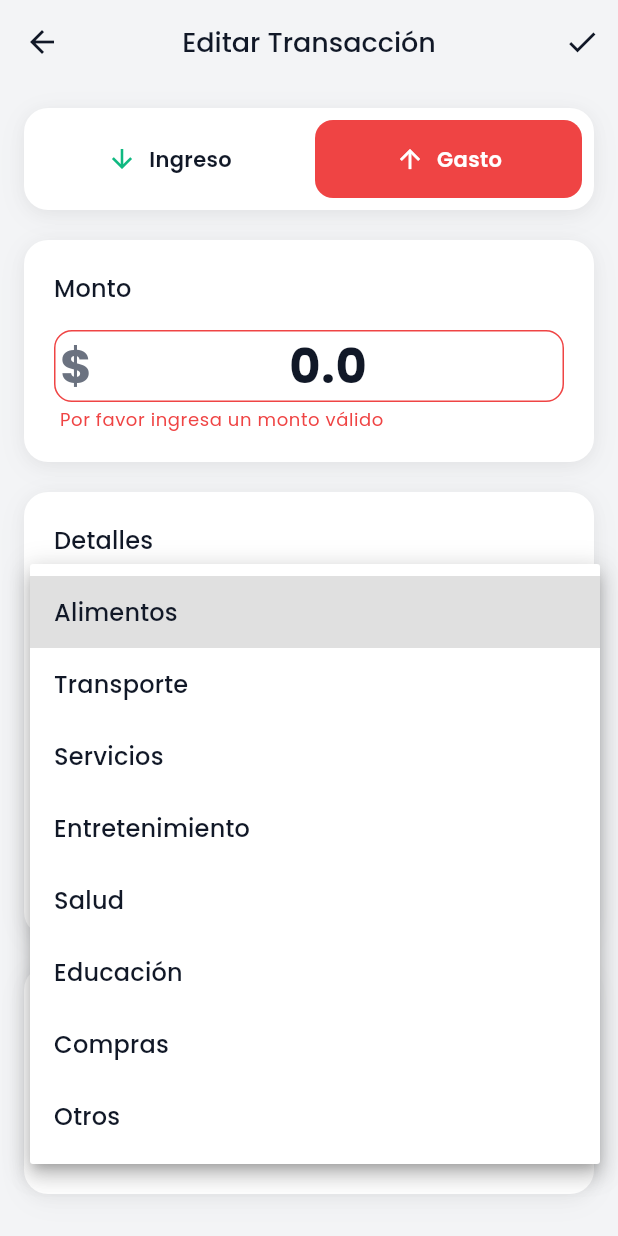
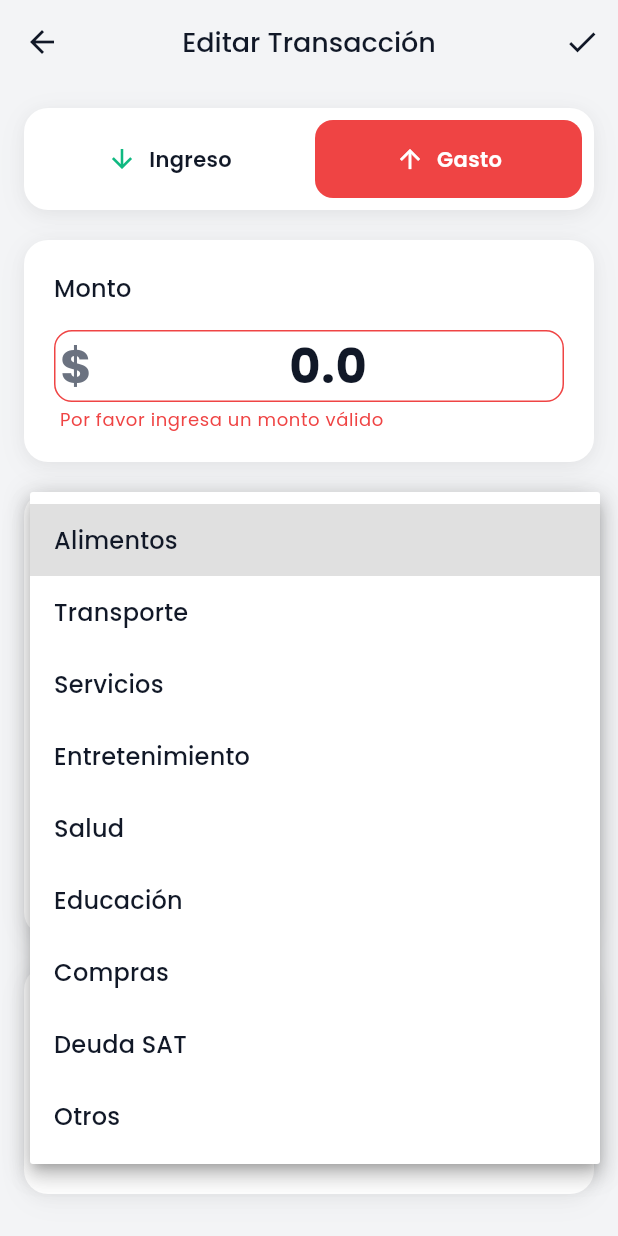
Before and after one commit to rjmmdev/appfinanzaspersonalesraul, a Flutter app: the EditTransactionScreen screen opened directly with empty values, after a tap on the "check" icon, after a tap on "Gasto", after a tap on "Categoría", on a phone screen of 412 x 824 dp. Run offline on Flutter 3.47's test engine with Material 3 defaults, Android fonts, the phone set to English and light mode, and no system bars; our stand-ins replace cloud_firestore, firebase_core, firebase_storage, google_fonts, shared_preferences; accounts and stored records are empty.

Commit message:
Add SAT debt category with IVA/ISR options

```diff
--- a/lib/models/transaction.dart
+++ b/lib/models/transaction.dart
@@ -4,6 +4,12 @@ enum MoneySource {
   personal, // Dinero personal
   work,     // Dinero del trabajo
   family,   // Dinero familiar
+}
+
+enum SatDebtType {
+  none,
+  iva,
+  isr,
 }
 
 @immutable
@@ -18,6 +24,7 @@ class Transaction {
   final bool isDeductibleIva; // IVA acreditable
   final TransactionType type;
   final String? category;
+  final SatDebtType satDebtType;
   final MoneySource source; // Fuente del dinero (trabajo vs personal)
   final String? usoCFDI; // Uso de CFDI cuando hay IVA acreditable
   final List<String>? invoiceUrls; // URLs de las facturas en Firebase Storage
@@ -37,6 +44,7 @@ class Transaction {
     required this.isDeductibleIva,
     required this.type,
     this.category,
+    this.satDebtType = SatDebtType.none,
     required this.source,
     this.usoCFDI,
     this.invoiceUrls,
@@ -56,6 +64,7 @@ class Transaction {
       'isDeductibleIva': isDeductibleIva ? 1 : 0,
       'type': type.index,
       'category': category,
+      'satDebtType': satDebtType.index,
       'source': source.index,
       'usoCFDI': usoCFDI,
       'invoiceUrls': invoiceUrls,
@@ -76,6 +85,9 @@ class Transaction {
       isDeductibleIva: map['isDeductibleIva'] == 1,
       type: TransactionType.values[map['type']],
       category: map['category'],
+      satDebtType: map['satDebtType'] != null
+          ? SatDebtType.values[map['satDebtType']]
+          : SatDebtType.none,
       source: map['source'] != null ? MoneySource.values[map['source']] : MoneySource.personal,
       usoCFDI: map['usoCFDI'],
       invoiceUrls: map['invoiceUrls'] != null
@@ -97,6 +109,7 @@ class Transaction {
     bool? isDeductibleIva,
     TransactionType? type,
     String? category,
+    SatDebtType? satDebtType,
     MoneySource? source,
     String? usoCFDI,
     List<String>? invoiceUrls,
@@ -114,6 +127,7 @@ class Transaction {
       isDeductibleIva: isDeductibleIva ?? this.isDeductibleIva,
       type: type ?? this.type,
       category: category ?? this.category,
+      satDebtType: satDebtType ?? this.satDebtType,
       source: source ?? this.source,
       usoCFDI: usoCFDI ?? this.usoCFDI,
       invoiceUrls: invoiceUrls ?? this.invoiceUrls,
--- a/lib/providers/finance_provider.dart
+++ b/lib/providers/finance_provider.dart
@@ -124,6 +124,7 @@ class FinanceProvider extends ChangeNotifier {
     required bool isDeductibleIva,
     required TransactionType type,
     required MoneySource source,
+    SatDebtType satDebtType = SatDebtType.none,
     String? category,
     String? usoCFDI,
     DateTime? transactionDate,
@@ -147,6 +148,7 @@ class FinanceProvider extends ChangeNotifier {
       isDeductibleIva: isDeductibleIva,
       type: type,
       category: category,
+      satDebtType: satDebtType,
       source: source,
       usoCFDI: usoCFDI,
       transactionDate: transactionDate ?? DateTime.now(),
@@ -258,6 +260,7 @@ class FinanceProvider extends ChangeNotifier {
     required bool isDeductibleIva,
     required TransactionType type,
     required MoneySource source,
+    SatDebtType satDebtType = SatDebtType.none,
     String? category,
     String? usoCFDI,
     DateTime? transactionDate,
@@ -298,6 +301,7 @@ class FinanceProvider extends ChangeNotifier {
       isDeductibleIva: isDeductibleIva,
       type: type,
       category: category,
+      satDebtType: satDebtType,
       source: source,
       usoCFDI: usoCFDI,
       transactionDate: transactionDate ?? oldTransaction.transactionDate,
--- a/lib/screens/edit_transaction_screen.dart
+++ b/lib/screens/edit_transaction_screen.dart
@@ -32,6 +32,7 @@ class _EditTransactionScreenState extends State<EditTransactionScreen>
   TransactionType _selectedType = TransactionType.expense;
   bool _hasIva = false;
   bool _isDeductibleIva = false;
+  SatDebtType _satDebtType = SatDebtType.none;
   String? _selectedCategory;
   String? _selectedUsoCFDI;
   DateTime _selectedDate = DateTime.now();
@@ -45,6 +46,7 @@ class _EditTransactionScreenState extends State<EditTransactionScreen>
     'Salud',
     'Educación',
     'Compras',
+    'Deuda SAT',
     'Otros',
   ];
 
@@ -82,6 +84,7 @@ class _EditTransactionScreenState extends State<EditTransactionScreen>
     _hasIva = widget.transaction.hasIva;
     _isDeductibleIva = widget.transaction.isDeductibleIva;
     _selectedCategory = widget.transaction.category;
+    _satDebtType = widget.transaction.satDebtType;
     _selectedUsoCFDI = widget.transaction.usoCFDI;
     _selectedDate = widget.transaction.transactionDate;
 
@@ -381,9 +384,36 @@ class _EditTransactionScreenState extends State<EditTransactionScreen>
               onChanged: (value) {
                 setState(() {
                   _selectedCategory = value;
+                  if (value != 'Deuda SAT') {
+                    _satDebtType = SatDebtType.none;
+                  }
                 });
               },
             ),
+            if (_selectedCategory == 'Deuda SAT') ...[
+              const SizedBox(height: 16),
+              DropdownButtonFormField<SatDebtType>(
+                value: _satDebtType,
+                decoration: const InputDecoration(
+                  labelText: 'Tipo de Deuda SAT',
+                ),
+                items: const [
+                  DropdownMenuItem(
+                    value: SatDebtType.iva,
+                    child: Text('IVA'),
+                  ),
+                  DropdownMenuItem(
+                    value: SatDebtType.isr,
+                    child: Text('ISR'),
+                  ),
+                ],
+                onChanged: (value) {
+                  setState(() {
+                    _satDebtType = value ?? SatDebtType.none;
+                  });
+                },
+              ),
+            ],
             const SizedBox(height: 16),
           ],
           InkWell(
@@ -523,6 +553,7 @@ class _EditTransactionScreenState extends State<EditTransactionScreen>
           isDeductibleIva: _isDeductibleIva,
           type: _selectedType,
           source: widget.transaction.source,
+          satDebtType: _satDebtType,
           category: _selectedCategory,
           usoCFDI: _selectedUsoCFDI,
           transactionDate: _selectedDate,
--- a/lib/services/firebase_service.dart
+++ b/lib/services/firebase_service.dart
@@ -146,6 +146,7 @@ class FirebaseService {
       transactionData['hasIva'] = transaction.hasIva ? 1 : 0;
       transactionData['isDeductibleIva'] = transaction.isDeductibleIva ? 1 : 0;
       transactionData['source'] = transaction.source.index;
+      transactionData['satDebtType'] = transaction.satDebtType.index;
 
       final docRef = await _firestore.collection(_transactionsCollection).add(transactionData);
 
@@ -160,6 +161,7 @@ class FirebaseService {
         isDeductibleIva: transaction.isDeductibleIva,
         type: transaction.type,
         category: transaction.category,
+        satDebtType: transaction.satDebtType,
         source: transaction.source,
         usoCFDI: transaction.usoCFDI,
         invoiceUrls: transaction.invoiceUrls,
--- a/lib/services/storage_service.dart
+++ b/lib/services/storage_service.dart
@@ -92,6 +92,7 @@ class StorageService {
       isDeductibleIva: transaction.isDeductibleIva,
       type: transaction.type,
       category: transaction.category,
+      satDebtType: transaction.satDebtType,
       source: transaction.source,
       usoCFDI: transaction.usoCFDI,
       transactionDate: transaction.transactionDate,
```
Also changed, not shown: lib/screens/compatible_transaction_screen.dart (+34 -1 lines).
